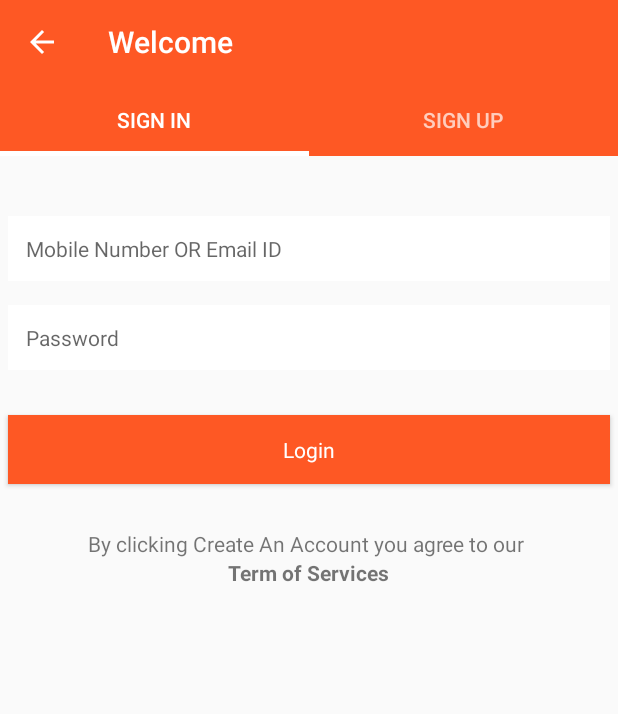
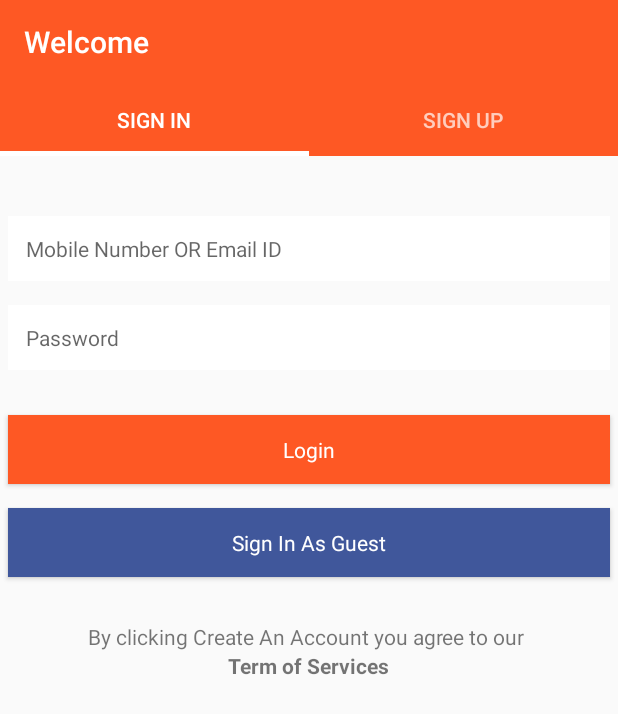
Before and after one commit to meetjanani/Remember_India_ECommers, an Android app: the screen it shows after launch (Login_Activity), on a phone screen of 412 x 824 dp. Shown: the top 714 px of the screen. Run offline under Robolectric (Android 15) with nearby library versions, the phone set to English and light mode, and no system bars.

Commit message:
Added Guest Login Function

```diff
--- a/app/src/main/java/com/rememberindia/shoppingportal/Activity/Login_Activity.java
+++ b/app/src/main/java/com/rememberindia/shoppingportal/Activity/Login_Activity.java
@@ -1,6 +1,6 @@
 package com.rememberindia.shoppingportal.Activity;
 
-import android.content.Intent;
+import android.os.Bundle;
 import android.support.design.widget.TabLayout;
 import android.support.v4.app.Fragment;
 import android.support.v4.app.FragmentManager;
@@ -8,15 +8,11 @@ import android.support.v4.app.FragmentPagerAdapter;
 import android.support.v4.view.ViewPager;
 import android.support.v7.app.ActionBar;
 import android.support.v7.app.AppCompatActivity;
-import android.os.Bundle;
 import android.support.v7.widget.Toolbar;
-import android.view.View;
-import android.widget.Toast;
 
 import com.rememberindia.shoppingportal.Fragment.Login_Fragment;
 import com.rememberindia.shoppingportal.Fragment.SignUp_Fragment;
 import com.rememberindia.shoppingportal.R;
-import com.rememberindia.shoppingportal.Utility.Session_Manager;
 
 import java.util.ArrayList;
 import java.util.List;
@@ -37,7 +33,7 @@ public class Login_Activity extends AppCompatActivity{
         setSupportActionBar(toolbar);
         ActionBar actionBar = getSupportActionBar();
         if (actionBar != null) {
-            actionBar.setDisplayHomeAsUpEnabled(true);
+            actionBar.setDisplayHomeAsUpEnabled(false);
             actionBar.setDisplayShowTitleEnabled(true);
             actionBar.setTitle("Welcome");
         }
--- a/app/src/main/java/com/rememberindia/shoppingportal/Fragment/Login_Fragment.java
+++ b/app/src/main/java/com/rememberindia/shoppingportal/Fragment/Login_Fragment.java
@@ -11,10 +11,7 @@ import android.widget.Button;
 import android.widget.EditText;
 import android.widget.Toast;
 
-import com.rememberindia.shoppingportal.Activity.Login_Activity;
 import com.rememberindia.shoppingportal.Activity.MainActivity;
-import com.rememberindia.shoppingportal.Activity.Product_List_Activity;
-import com.rememberindia.shoppingportal.Bean.Common_Insert_Response_Bean;
 import com.rememberindia.shoppingportal.Bean.Login_User_Bean.Login_User_List_Bean;
 import com.rememberindia.shoppingportal.R;
 import com.rememberindia.shoppingportal.Rest.ApiClient;
@@ -29,7 +26,7 @@ public class Login_Fragment extends Fragment implements View.OnClickListener{
 
     Activity referenceActivity;
     View parentHolder;
-    Button Btn_SignIn;
+    Button Btn_SignIn , Btn_Sign_In_As_Guest;
     EditText Et_Mobile_Email , ET_Password;
 
     @Override
@@ -43,8 +40,10 @@ public class Login_Fragment extends Fragment implements View.OnClickListener{
         Et_Mobile_Email = (EditText)parentHolder.findViewById(R.id.Et_Mobile_Email);
         ET_Password = (EditText)parentHolder.findViewById(R.id.ET_Password);
         Btn_SignIn = (Button)parentHolder.findViewById(R.id.Btn_SignIn);
+        Btn_Sign_In_As_Guest = (Button)parentHolder.findViewById(R.id.btn_Sign_In_Guest);
 
         Btn_SignIn.setOnClickListener(this);
+        Btn_Sign_In_As_Guest.setOnClickListener(this);
 
         try
         {
@@ -72,6 +71,10 @@ public class Login_Fragment extends Fragment implements View.OnClickListener{
                 {
                     SignIn_API_Call(Et_Mobile_Email.getText().toString() , ET_Password.getText().toString());
                 }
+            case R.id.btn_Sign_In_Guest:
+                Session_Manager.setIs_Login(getActivity() , "False");
+                Intent in = new Intent(referenceActivity , MainActivity.class);
+                referenceActivity.startActivity(in);
 
                 break;
         }
--- a/app/src/main/res/layout/fragment_login_.xml
+++ b/app/src/main/res/layout/fragment_login_.xml
@@ -49,7 +49,7 @@
             android:textColor="@android:color/white" />
 
         <Button
-            android:id="@+id/btnSignFacebook"
+            android:id="@+id/btn_Sign_In_Guest"
             style="@style/ButtonBlue"
             android:layout_width="match_parent"
             android:layout_height="46dp"
@@ -58,10 +58,9 @@
             android:layout_marginRight="@dimen/activity_horizontal_margin"
             android:layout_marginTop="@dimen/activity_vertical_margin"
             android:onClick="onClick"
-            android:text="Sign Up with Facebook"
+            android:text="Sign In As Guest"
             android:textAllCaps="false"
-            android:textColor="@android:color/white"
-            android:visibility="gone"/>
+            android:textColor="@android:color/white"/>
 
         <LinearLayout
             android:layout_width="match_parent"
--- a/app/src/main/res/menu/activity_main_drawer.xml
+++ b/app/src/main/res/menu/activity_main_drawer.xml
@@ -38,7 +38,7 @@
         <item
             android:id="@+id/nav_logout"
             android:icon="@drawable/ic_menu_camera"
-            android:title="Logout" />
+            android:title="Login / Logout" />
 
     </group>
 
```
